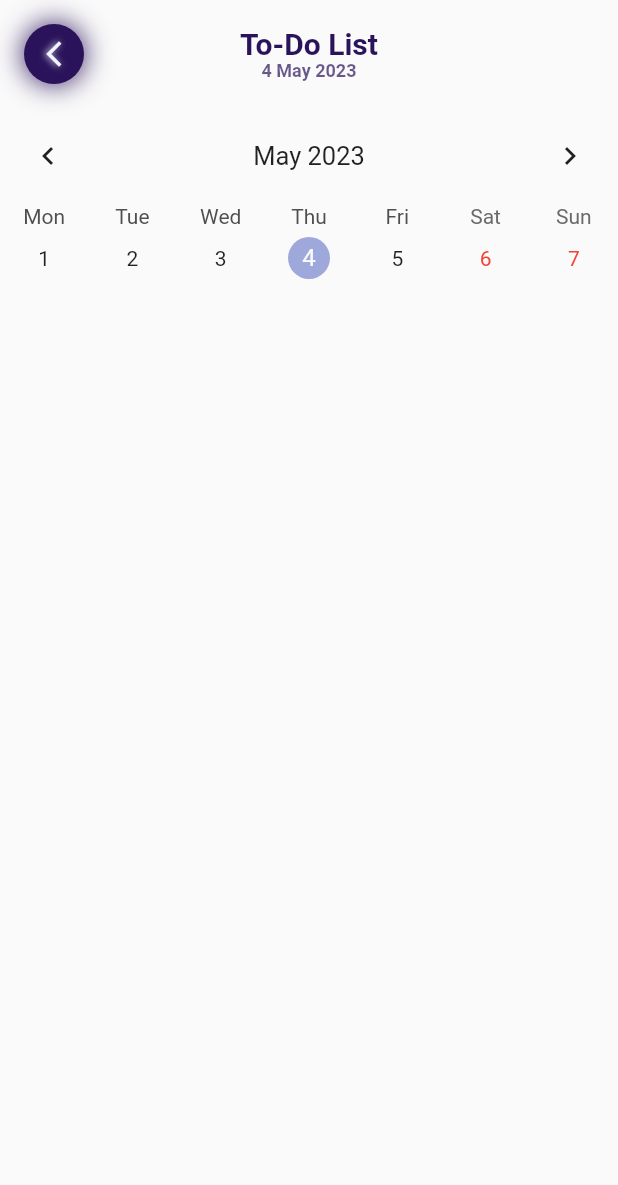
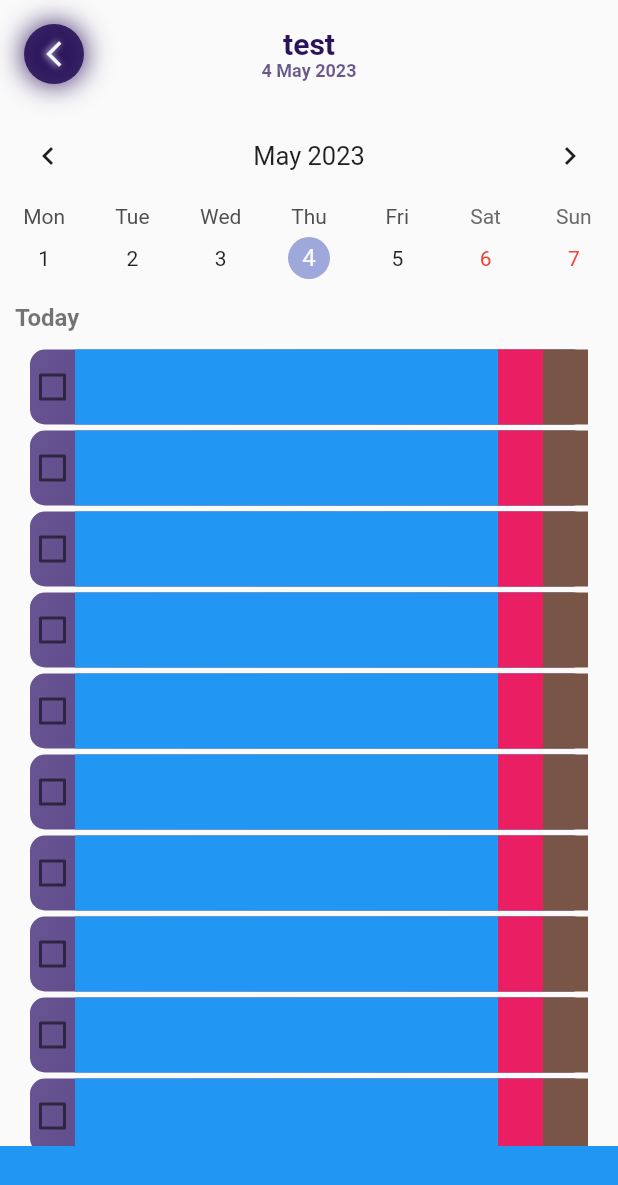
Before and after one commit to hesamzs/NotePad-Flutter, a Flutter app: the ToDoListPage screen opened directly, on a phone screen of 412 x 824 dp. Shown: the top 1185 px of the screen. Run offline on Flutter 3.47's test engine with Material 2 defaults, Android fonts, the phone set to English and light mode, and no system bars; drawn by our look-alikes of auto_size_text, table_calendar; our stand-ins replace animate_do, flutter_staggered_animations, flutter_svg, flutter_switch, google_fonts; Roboto replaces fonts that are missing (Ubuntu).

Commit message:
Some Changes Done

```diff
--- a/lib/main.dart
+++ b/lib/main.dart
@@ -20,7 +20,7 @@ class MyApp extends StatelessWidget {
   Widget build(BuildContext context) {
     return MaterialApp(
       title: 'NotePad',
-      home:  FirstPage(),
+      home:  ToDoListPage(name: 'test',),
       theme: ThemeData(brightness: Brightness.light),
       debugShowCheckedModeBanner: false,
     );
--- a/lib/pages/task_page/todo_list_page.dart
+++ b/lib/pages/task_page/todo_list_page.dart
@@ -1,4 +1,5 @@
 import 'package:flutter/material.dart';
+import 'package:notepad/widget/taskpage_appbar_widget.dart';
 import 'package:table_calendar/table_calendar.dart';
 
 import '../../widget/date_widget.dart';
@@ -18,19 +19,98 @@ class _ToDoListPageState extends State<ToDoListPage> {
 
   DateTime _focusedDay = DateTime.now();
   DateTime? _selectedDay;
-
+  String _showselectedDay = getDate().createDate(getDate().now);
+  bool checkbox = false;
 
   @override
   Widget build(BuildContext context) {
     var sWidth = MediaQuery.of(context).size.width;
+    var sHeight = MediaQuery.of(context).size.height;
 
     return SafeArea(
       child: Scaffold(
-        body: SingleChildScrollView(
-          child: Column(
+        body: Column(
+          crossAxisAlignment: CrossAxisAlignment.start,
           children: [
-              TypesAppBar(sWidth, widget.name),
-              TableCalendar(
+            TaskPageAppbar(sWidth, widget.name, context),
+            TableCalendarWidget(),
+            Padding(
+              padding: const EdgeInsets.symmetric(vertical: 10, horizontal: 10),
+              child: AppText(
+                text: _showselectedDay,
+                size: 16,
+                fontWeight: FontWeight.bold,
+                color: Colors.black54,
+              ),
+            ),
+            Expanded(
+              child: ListView.builder(
+                  itemCount: 50,
+                  itemBuilder: (BuildContext context, int index) {
+                    return Padding(
+                      padding: const EdgeInsets.symmetric(
+                          horizontal: 20.0, vertical: 2),
+                      child: Container(
+                        height: 50,
+                        decoration: BoxDecoration(
+                          gradient: const LinearGradient(
+                            begin: Alignment.topLeft,
+                            end: Alignment.bottomRight,
+                            colors: [
+                              Color(0xff685492),
+                              Color(0xff2A135A),
+                            ],
+                          ),
+                          borderRadius: BorderRadius.circular(10),
+                        ),
+                        child: Row(
+                          children: [
+                            Container(
+                              width: 30,
+                              child: Padding(
+                                padding: EdgeInsets.all(12),
+                                child: Checkbox(
+                                  value: checkbox,
+                                  checkColor: Colors.greenAccent,
+                                  activeColor: Colors.red,
+                                  onChanged: (bool? value) {
+                                    checkbox == value;
+                                  },
+                                ),
+                              ),
+                            ),
+                            Expanded(
+                              child: Container(
+                                color: Colors.blue,
+                              ),
+                            ),
+                            Container(
+                              width: 30,
+                              color: Colors.pink,
+                            ),
+                            Container(
+                              width: 30,
+                              color: Colors.brown,
+                            ),
+                          ],
+                        ),
+                      ),
+                    );
+                  }),
+            ),
+            Container(
+              height: 60,
+              width: sWidth,
+              color: Colors.blue,
+            )
+          ],
+        ),
+      ),
+    );
+  }
+
+  Widget TableCalendarWidget() {
+    return TableCalendar(
       firstDay: DateTime(2023),
       lastDay: DateTime(2025),
       focusedDay: _focusedDay,
@@ -39,8 +119,8 @@ class _ToDoListPageState extends State<ToDoListPage> {
         titleCentered: true,
         formatButtonVisible: false,
       ),
-                calendarStyle: const CalendarStyle(
-                    weekendTextStyle: TextStyle(color: Colors.red)),
+      calendarStyle:
+          const CalendarStyle(weekendTextStyle: TextStyle(color: Colors.red)),
       startingDayOfWeek: StartingDayOfWeek.monday,
       calendarFormat: CalendarFormat.week,
       selectedDayPredicate: (day) {
@@ -50,9 +130,9 @@ class _ToDoListPageState extends State<ToDoListPage> {
         if (!isSameDay(_selectedDay, selectedDay)) {
           setState(
             () {
+              _showselectedDay = date.createDate(selectedDay);
               _selectedDay = selectedDay;
               _focusedDay = focusedDay;
-                        print(selectedDay);
             },
           );
         }
@@ -60,123 +140,6 @@ class _ToDoListPageState extends State<ToDoListPage> {
       onPageChanged: (focusedDay) {
         _focusedDay = focusedDay;
       },
-              )
-            ],
-          ),
-        ),
-      ),
     );
   }
-
-  Widget TypesAppBar(double sWidth, String name) {
-    return Column(
-      children: [
-        Row(
-          children: [
-            GestureDetector(
-              onTap: () => Navigator.pop(context),
-              child: Padding(
-                padding: const EdgeInsets.all(16),
-                child: Container(
-                  width: 40,
-                  height: 40,
-                  decoration: BoxDecoration(
-                    boxShadow: const [
-                      BoxShadow(
-                        color: Color(0xff2A135A),
-                        blurRadius: 16.0,
-                        offset: Offset(
-                          0,
-                          0,
-                        ),
-                      ),
-                    ],
-                    borderRadius: BorderRadius.circular(50),
-                    color: const Color(0xff2A135A),
-                  ),
-                  child: const Padding(
-                    padding: EdgeInsets.all(8),
-                    child: Icon(
-                      Icons.arrow_back_ios_new_sharp,
-                      color: Color(0xffF1F5FD),
-                      size: 20,
-                      shadows: [
-                        Shadow(
-                          color: Color(0xffF1F5FD),
-                          blurRadius: 6.0,
-                          offset: Offset(
-                            -1,
-                            0,
-                          ),
-                        )
-                      ],
-                    ),
-                  ),
-                ),
-              ),
-            ),
-            Expanded(
-              child: Column(
-                children: [
-                  AppText(
-                    text: sWidth < 240 ? " " : widget.name,
-                    fontWeight: FontWeight.bold,
-                    color: const Color(0xff2A135A),
-                    size: 20,
-                  ),
-                  AppText(
-                      text: sWidth < 240
-                          ? " "
-                          : "${date.getDayNum()} ${date.getMonth()} ${date.getYear()}",
-                      size: 12,
-                      color: const Color(0xff2A135A).withOpacity(0.7),
-                      fontWeight: FontWeight.bold),
-                ],
-              ),
-            ),
-            GestureDetector(
-              onTap: () {},
-              child: const Padding(
-                padding: EdgeInsets.all(16),
-                child: SizedBox(
-                  width: 40,
-                  height: 40,
-                  child: Padding(
-                    padding: EdgeInsets.all(10),
-                  ),
-                ),
-              ),
-            ),
-          ],
-        ),
-
-        _MiddleAppBar(widget.name),
-      ],
-    );
 }
-
-  Widget _MiddleAppBar(String name) {
-    var sWidth = MediaQuery.of(context).size.width;
-    return sWidth < 239
-        ? Column(
-            children: [
-              AppText(
-                text: name,
-                fontWeight: FontWeight.bold,
-                color: const Color(0xff2A135A),
-                size: 20,
-              ),
-              AppText(
-                  text:
-                      "${date.getDayNum()} ${date.getMonth()} ${date.getYear()}",
-                  size: 12,
-                  color: const Color(0xff2A135A).withOpacity(0.7),
-                  fontWeight: FontWeight.bold),
-              const SizedBox(
-                height: 20,
-              )
-            ],
-          )
-        : Container();
-  }
-}
--- a/lib/widget/date_widget.dart
+++ b/lib/widget/date_widget.dart
@@ -42,6 +42,14 @@ class getDate {
     return (DateTimeRange(start: now, end: DateTime(now.year, now.month + 1)).duration.inDays);
   }
 
+  String createDate (DateTime time){
+    String date = "${months[time.month - 1]} ${time.day},${time.year}";
+    if(time.day == now.day && time.month == now.month && time.year == now.year){
+      date = "Today";
+    }
+    return date;
+
+  }
   String getDayShort (int num){
     int setDay;
     if (now.weekday -1 + num < 7){
@@ -56,7 +64,6 @@ class getDate {
     var tomorrow = DateTime(now.year, now.month, now.day + num);
     return tomorrow.day.toString();
   }
-
   String getDay (){
     return days[now.weekday - 1];
   }
--- /dev/null
+++ b/lib/widget/taskpage_appbar_widget.dart
@@ -0,0 +1,118 @@
+import 'package:flutter/cupertino.dart';
+import 'package:flutter/material.dart';
+import 'package:notepad/widget/text_widget.dart';
+import '../../widget/date_widget.dart';
+
+Widget TaskPageAppbar(double sWidth, String name, var context) {
+  final date = getDate();
+
+  return Column(
+    children: [
+      Row(
+        children: [
+          GestureDetector(
+            onTap: () => Navigator.pop(context),
+            child: Padding(
+              padding: const EdgeInsets.all(16),
+              child: Container(
+                width: 40,
+                height: 40,
+                decoration: BoxDecoration(
+                  boxShadow: const [
+                    BoxShadow(
+                      color: Color(0xff2A135A),
+                      blurRadius: 16.0,
+                      offset: Offset(
+                        0,
+                        0,
+                      ),
+                    ),
+                  ],
+                  borderRadius: BorderRadius.circular(50),
+                  color: const Color(0xff2A135A).withOpacity(0.9),
+                ),
+                child: const Padding(
+                  padding: EdgeInsets.all(8),
+                  child: Icon(
+                    Icons.arrow_back_ios_new_sharp,
+                    color: Color(0xffF1F5FD),
+                    size: 20,
+                    shadows: [
+                      Shadow(
+                        color: Color(0xffF1F5FD),
+                        blurRadius: 6.0,
+                        offset: Offset(
+                          -1,
+                          0,
+                        ),
+                      )
+                    ],
+                  ),
+                ),
+              ),
+            ),
+          ),
+          Expanded(
+            child: Column(
+              children: [
+                AppText(
+                  text: sWidth < 240 ? " " : name,
+                  fontWeight: FontWeight.bold,
+                  color: const Color(0xff2A135A),
+                  size: 20,
+                ),
+                AppText(
+                    text: sWidth < 240
+                        ? " "
+                        : "${date.getDayNum()} ${date.getMonth()} ${date.getYear()}",
+                    size: 12,
+                    color: const Color(0xff2A135A).withOpacity(0.7),
+                    fontWeight: FontWeight.bold),
+              ],
+            ),
+          ),
+          GestureDetector(
+            onTap: () {},
+            child: const Padding(
+              padding: EdgeInsets.all(16),
+              child: SizedBox(
+                width: 40,
+                height: 40,
+                child: Padding(
+                  padding: EdgeInsets.all(10),
+                ),
+              ),
+            ),
+          ),
+        ],
+      ),
+      _MiddleAppBar(name, sWidth),
+    ],
+  );
+}
+
+Widget _MiddleAppBar(String name, double sWidth) {
+  final date = getDate();
+
+  return sWidth < 239
+      ? Column(
+          children: [
+            AppText(
+              text: name,
+              fontWeight: FontWeight.bold,
+              color: const Color(0xff2A135A),
+              size: 20,
+            ),
+            AppText(
+                text:
+                    "${date.getDayNum()} ${date.getMonth()} ${date.getYear()}",
+                size: 12,
+                color: const Color(0xff2A135A).withOpacity(0.7),
+                fontWeight: FontWeight.bold),
+            const SizedBox(
+              height: 20,
+            )
+          ],
+        )
+      : Container();
+}
```
Also changed, not shown: pubspec.yaml (+0 -13 lines), pubspec.lock. Lines whose indentation alone changed are shown as unchanged.
